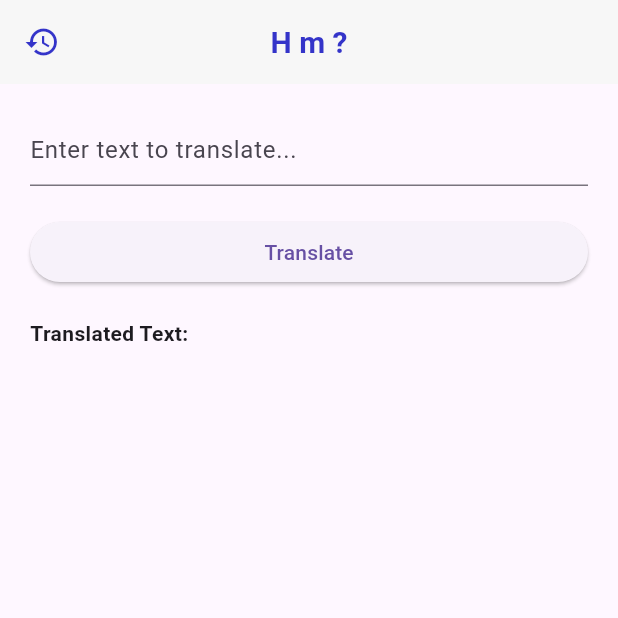
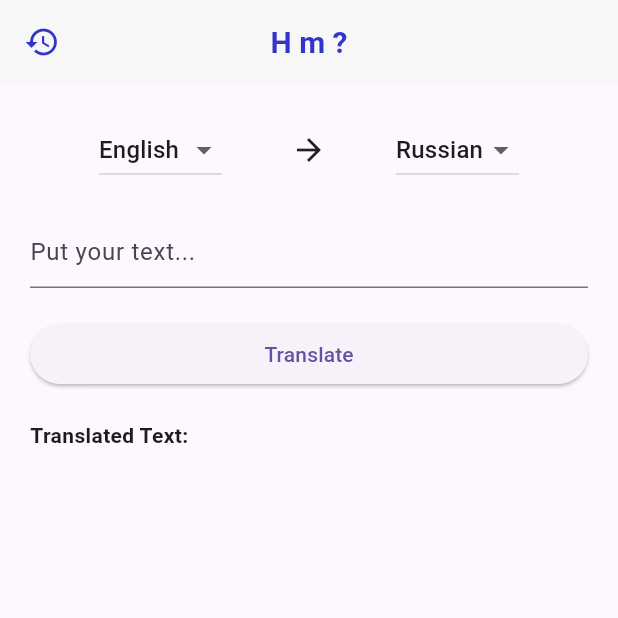
Before and after one commit to natalignatova/hm_translator, a Flutter app: the screen it shows after launch, after a tap on "Translate", on a phone screen of 412 x 824 dp, the top half of it. Run offline on Flutter 3.47's test engine with Material 3 defaults, Android fonts, the phone set to English and light mode, and no system bars; missing offline and left inert: translator; Roboto replaces fonts that are missing (Outfit).

Commit message:
список

```diff
--- a/lib/screens/hm_main_screen.dart
+++ b/lib/screens/hm_main_screen.dart
@@ -31,11 +31,50 @@ class TranslationPage extends StatefulWidget {
 class _TranslationPageState extends State<TranslationPage> {
   TextEditingController _textEditingController = TextEditingController();
   String _translatedText = '';
+  final List<String> languages = ['Russian', 'English', 'Eesti']; // Список языков
+  String selectedLanguageFrom = 'English'; // Выбранный язык "из"
+  String selectedLanguageTo = 'Russian'; // Выбранный язык "в"
 
   void _translateText() async {
     String inputText = _textEditingController.text;
-    Translation translation =
-    await widget.translator.translate(inputText, to: 'ru');
+    String sourceLanguageCode;
+    String targetLanguageCode;
+
+    // Определите код выбранного языка "из"
+    switch (selectedLanguageFrom) {
+      case 'Russian':
+        sourceLanguageCode = 'ru';
+        break;
+      case 'English':
+        sourceLanguageCode = 'en';
+        break;
+      case 'Eesti':
+        sourceLanguageCode = 'et';
+        break;
+      default:
+        sourceLanguageCode = 'en'; // По умолчанию используется английский
+    }
+
+    // Определите код выбранного языка "в"
+    switch (selectedLanguageTo) {
+      case 'Russian':
+        targetLanguageCode = 'ru';
+        break;
+      case 'English':
+        targetLanguageCode = 'en';
+        break;
+      case 'Eesti':
+        targetLanguageCode = 'et';
+        break;
+      default:
+        targetLanguageCode = 'ru'; // По умолчанию используется русский
+    }
+
+    Translation translation = await widget.translator.translate(
+      inputText,
+      from: sourceLanguageCode,
+      to: targetLanguageCode,
+    );
     setState(() {
       _translatedText = translation.text;
     });
@@ -61,7 +100,8 @@ class _TranslationPageState extends State<TranslationPage> {
           icon: Icon(Icons.history, color: Color(0xFF3434c9)),
           onPressed: () {
             Navigator.of(context).push(
-                MaterialPageRoute(builder: (context) => HmHistory()));
+              MaterialPageRoute(builder: (context) => HmHistory()),
+            );
           },
         ),
       ),
@@ -70,10 +110,45 @@ class _TranslationPageState extends State<TranslationPage> {
         child: Column(
           crossAxisAlignment: CrossAxisAlignment.stretch,
           children: [
+            Row(
+              mainAxisAlignment: MainAxisAlignment.spaceEvenly,
+              children: [
+                DropdownButton<String>(
+                  value: selectedLanguageFrom, // Выбранный язык "из"
+                  onChanged: (String? newValue) {
+                    setState(() {
+                      selectedLanguageFrom = newValue!;
+                    });
+                  },
+                  items: languages.map<DropdownMenuItem<String>>((String value) {
+                    return DropdownMenuItem<String>(
+                      value: value,
+                      child: Text(value),
+                    );
+                  }).toList(),
+                ),
+                Icon(Icons.arrow_forward),
+                DropdownButton<String>(
+                  value: selectedLanguageTo, // Выбранный язык "в"
+                  onChanged: (String? newValue) {
+                    setState(() {
+                      selectedLanguageTo = newValue!;
+                    });
+                  },
+                  items: languages.map<DropdownMenuItem<String>>((String value) {
+                    return DropdownMenuItem<String>(
+                      value: value,
+                      child: Text(value),
+                    );
+                  }).toList(),
+                ),
+              ],
+            ),
+            SizedBox(height: 20),
             TextField(
               controller: _textEditingController,
               decoration: InputDecoration(
-                hintText: 'Enter text to translate...',
+                hintText: 'Put your text...',
               ),
             ),
             SizedBox(height: 20),
```
